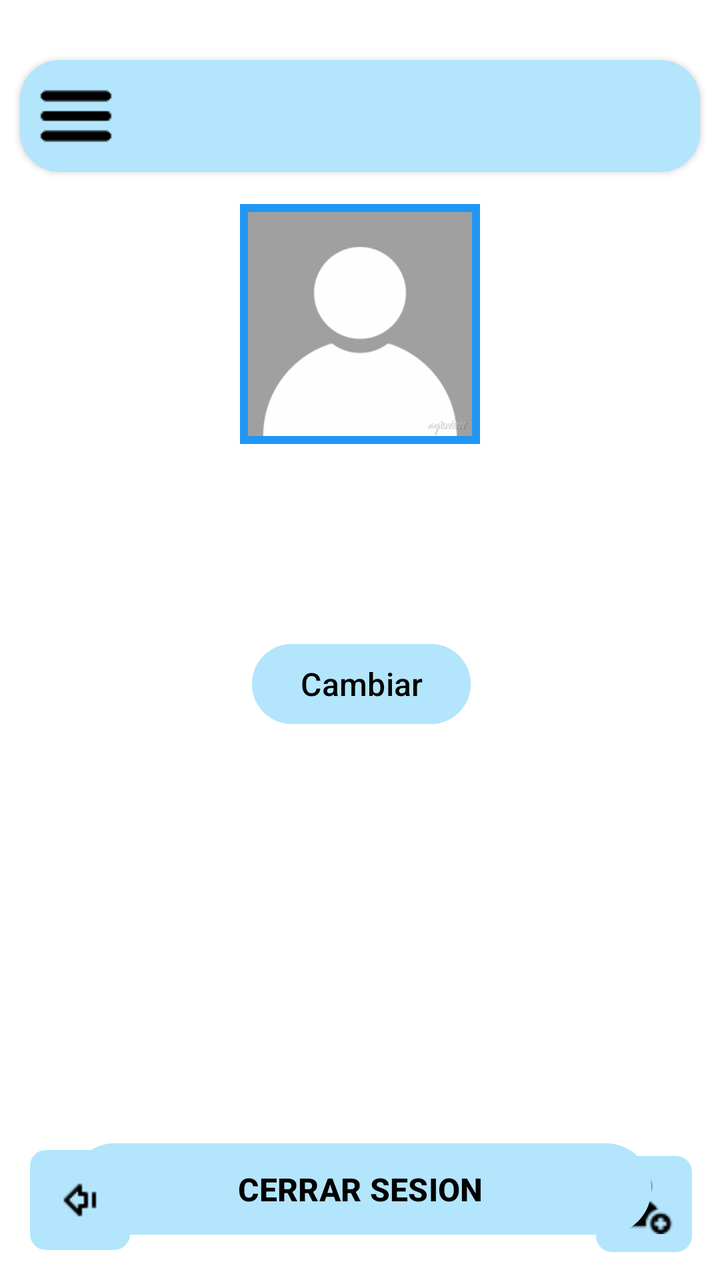
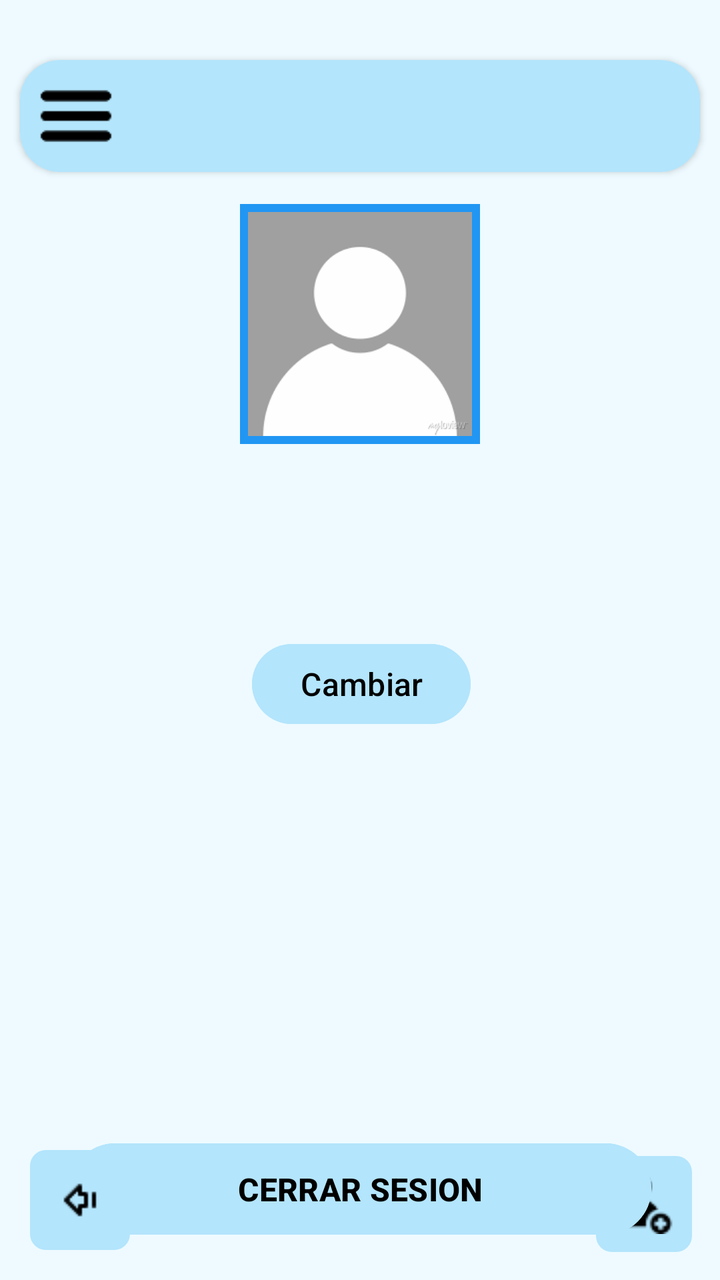

Screens rendered from an Android XML layout before and after an edit, with the pre-edit source and the edit as a unified diff.
<!-- AndroidManifest.xml: application theme Theme.CuidaLe -->
<!-- res/layout/fragment_usuariocuidador.xml -->
<?xml version="1.0" encoding="utf-8"?>
<androidx.constraintlayout.widget.ConstraintLayout xmlns:android="http://schemas.android.com/apk/res/android"
    xmlns:app="http://schemas.android.com/apk/res-auto"
    xmlns:tools="http://schemas.android.com/tools"
    android:id="@+id/linearLayout9"
    android:layout_width="match_parent"
    android:layout_height="match_parent"
    android:background="@android:color/white">

    
    <androidx.cardview.widget.CardView
        android:id="@+id/BarraArribaPrincp"
        android:layout_width="wrap_content"
        android:layout_height="wrap_content"
        android:layout_marginTop="30dp"
        app:cardCornerRadius="20dp"
        app:layout_constraintBottom_toTopOf="@+id/frameLayout6"
        app:layout_constraintEnd_toEndOf="parent"
        app:layout_constraintStart_toStartOf="parent"
        app:layout_constraintTop_toTopOf="parent">

        <androidx.constraintlayout.widget.ConstraintLayout
            android:layout_width="340dp"
            android:layout_height="wrap_content"
            android:background="#B3E5FC">

            <ImageView
                android:id="@+id/menuDesplegableUsuario"
                android:layout_width="40dp"
                android:layout_height="40dp"
                android:layout_margin="8dp"
                android:src="@drawable/barras"
                app:layout_constraintBottom_toBottomOf="parent"
                app:layout_constraintStart_toStartOf="parent"
                app:layout_constraintTop_toTopOf="parent" />
        </androidx.constraintlayout.widget.ConstraintLayout>
    </androidx.cardview.widget.CardView>

    


    
    <FrameLayout
        android:id="@+id/frameLayout6"
        android:layout_width="120dp"
        android:layout_height="120dp"
        android:layout_marginTop="16dp"
        android:layout_marginBottom="38dp"
        android:background="#2196F3"
        android:padding="4dp"
        app:layout_constraintBottom_toTopOf="@+id/correoUsuario"
        app:layout_constraintEnd_toEndOf="parent"
        app:layout_constraintStart_toStartOf="parent"
        app:layout_constraintTop_toBottomOf="@+id/BarraArribaPrincp">

        <ImageView
            android:layout_width="match_parent"
            android:layout_height="match_parent"
            android:background="@drawable/rounded_corner_white"
            android:scaleType="centerCrop"
            android:src="@drawable/defaultprofile" />
    </FrameLayout>

    
    <TextView
        android:id="@+id/nombreUsuario"
        android:layout_width="wrap_content"
        android:layout_height="wrap_content"
        android:layout_marginTop="9dp"
        android:textSize="22sp"
        android:textStyle="bold"
        app:layout_constraintEnd_toEndOf="parent"
        app:layout_constraintHorizontal_chainStyle="packed"
        app:layout_constraintStart_toStartOf="parent"
        app:layout_constraintTop_toBottomOf="@+id/frameLayout6" />

    <TextView
        android:id="@+id/correoUsuario"
        android:layout_width="wrap_content"
        android:layout_height="wrap_content"
        android:textColor="@android:color/darker_gray"
        android:textSize="16sp"
        app:layout_constraintBottom_toTopOf="@+id/dniUsuario"
        app:layout_constraintEnd_toEndOf="parent"
        app:layout_constraintStart_toStartOf="parent"
        app:layout_constraintTop_toBottomOf="@+id/frameLayout6" />

    <TextView
        android:id="@+id/dniUsuario"
        android:layout_width="wrap_content"
        android:layout_height="wrap_content"
        android:textColor="@android:color/darker_gray"
        android:textSize="16sp"
        app:layout_constraintBottom_toTopOf="@+id/cambiar"
        app:layout_constraintEnd_toEndOf="parent"
        app:layout_constraintStart_toStartOf="parent"
        app:layout_constraintTop_toBottomOf="@+id/correoUsuario" />

    
    <Button
        android:id="@+id/cambiar"
        android:layout_width="wrap_content"
        android:layout_height="wrap_content"
        android:layout_marginStart="151dp"
        android:layout_marginTop="96dp"
        android:layout_marginEnd="150dp"
        android:backgroundTint="#B3E5FC"
        android:text="@string/btn_change"
        android:textColor="@android:color/black"
        android:textSize="16sp"
        app:layout_constraintEnd_toEndOf="parent"
        app:layout_constraintStart_toStartOf="parent"
        app:layout_constraintTop_toBottomOf="@+id/frameLayout6" />


    


    

    <ScrollView
        android:id="@+id/scrollView2"
        android:layout_width="413dp"
        android:layout_height="232dp"
        android:layout_marginTop="16dp"
        app:layout_constraintBottom_toTopOf="@+id/btnLogoutC"
        app:layout_constraintEnd_toEndOf="parent"
        app:layout_constraintStart_toStartOf="parent"
        app:layout_constraintTop_toBottomOf="@+id/cambiar">

        <LinearLayout
            android:id="@+id/containerPacientes"
            android:layout_width="match_parent"
            android:layout_height="wrap_content"
            android:orientation="vertical">

        </LinearLayout>
    </ScrollView>

    


    

    <ImageButton
        android:id="@+id/añadirPaciente"
        android:layout_width="48dp"
        android:layout_height="48dp"
        android:layout_gravity="center_horizontal"
        android:layout_marginEnd="14dp"
        android:layout_marginBottom="14dp"
        android:background="@drawable/rounded_light_blue"
        android:contentDescription="Añadir paciente"
        android:src="@drawable/adduser"
        app:layout_constraintBottom_toBottomOf="parent"
        app:layout_constraintEnd_toEndOf="parent" />

    <Space
        android:id="@+id/space2"
        android:layout_width="411dp"
        android:layout_height="wrap_content"
        app:layout_constraintBottom_toBottomOf="@+id/scrollView2"
        app:layout_constraintEnd_toEndOf="parent"
        app:layout_constraintStart_toStartOf="parent"
        app:layout_constraintTop_toBottomOf="@+id/scrollView2" />

    <Button
        android:id="@+id/btnLogoutC"
        android:layout_width="291dp"
        android:layout_height="wrap_content"
        android:layout_marginTop="16dp"
        android:layout_marginBottom="16dp"
        android:backgroundTint="#B3E5FC"
        android:padding="12dp"
        android:text="CERRAR SESION"
        android:textColor="@android:color/black"
        android:textSize="16sp"
        android:textStyle="bold"
        app:layout_constraintBottom_toTopOf="@+id/btn_retroceso"
        app:layout_constraintEnd_toEndOf="parent"
        app:layout_constraintStart_toStartOf="parent"
        app:layout_constraintTop_toBottomOf="@+id/scrollView2" />


    <ImageButton
        android:id="@+id/btn_retroceso"
        android:layout_width="50dp"
        android:layout_height="50dp"
        android:layout_marginStart="15dp"
        android:layout_marginBottom="15dp"
        android:background="@drawable/rounded_light_blue"
        android:padding="8dp"
        android:src="@drawable/ic_back"
        app:layout_constraintBottom_toBottomOf="parent"
        app:layout_constraintStart_toStartOf="parent"
        tools:ignore="SpeakableTextPresentCheck" />

</androidx.constraintlayout.widget.ConstraintLayout>
<!-- resources referenced by this layout -->
<resources>
  <!-- drawable adduser: png bitmap (drawable, 708 bytes) -->
  <!-- drawable barras: png bitmap (drawable, 395 bytes) -->
  <!-- drawable defaultprofile: png bitmap (drawable, 2155 bytes) -->
  <!-- drawable ic_back: png bitmap (drawable, 287 bytes) -->
  <!-- drawable rounded_corner_white (drawable) -->
  <?xml version="1.0" encoding="utf-8"?>
  <shape xmlns:android="http://schemas.android.com/apk/res/android">
      <solid android:color="@android:color/white"/>
      <corners android:radius="8dp"/>
  </shape>
  <!-- drawable rounded_light_blue (drawable) -->
  <?xml version="1.0" encoding="utf-8"?>
  <shape xmlns:android="http://schemas.android.com/apk/res/android">
      <solid android:color="#B3E5FC"/>
      <corners android:radius="8dp"/>
  </shape>
  <string name="btn_change">Cambiar</string>
  <style name="Theme.CuidaLe" parent="Base.Theme.CuidaLe" />
  <style name="Base.Theme.CuidaLe" parent="Theme.Material3.DayNight.NoActionBar">
          
          
      </style>
</resources>

<!-- the commit's change to res/layout/fragment_usuariocuidador.xml (unified diff, before → after) -->
@@ -5,7 +5,7 @@
     android:id="@+id/linearLayout9"
     android:layout_width="match_parent"
     android:layout_height="match_parent"
-    android:background="@android:color/white">
+    android:background="@color/fondo">
 
     
     <androidx.cardview.widget.CardView
<!-- resource entries referenced after the edit -->
@@ -1,5 +1,6 @@
 <!-- resources referenced by this layout -->
 <resources>
+  <color name="fondo">#EEFAFF</color>
   <!-- drawable adduser: png bitmap (drawable, 708 bytes) -->
   <!-- drawable barras: png bitmap (drawable, 395 bytes) -->
   <!-- drawable defaultprofile: png bitmap (drawable, 2155 bytes) -->
